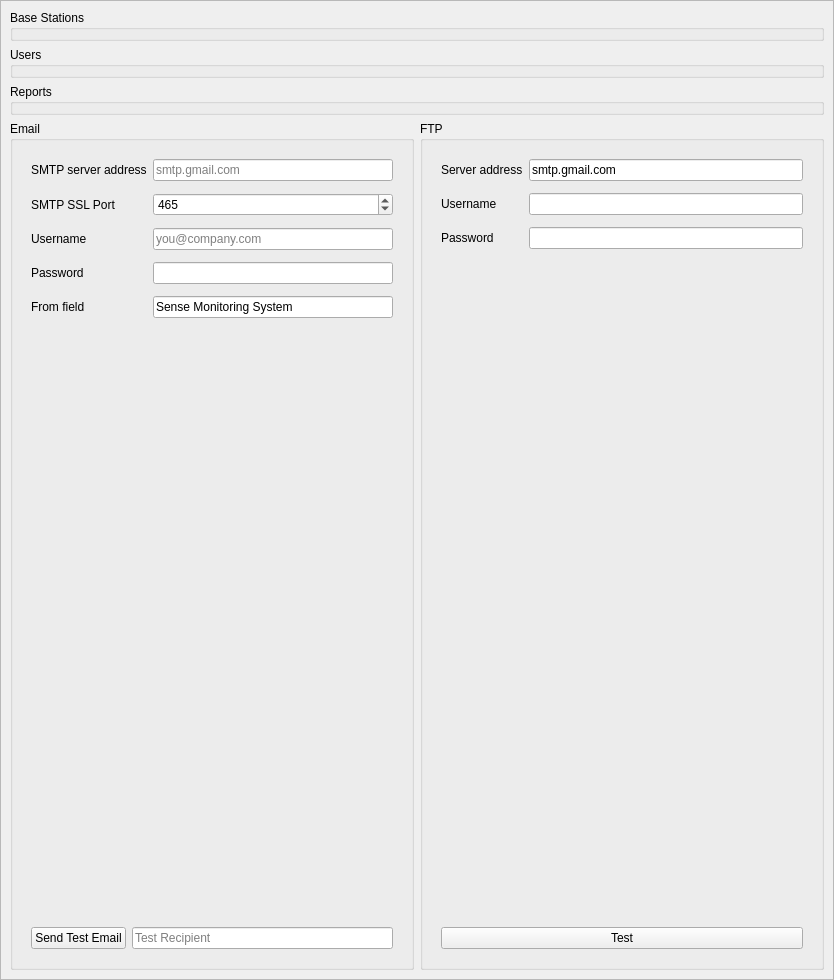
First picture: the form in manager/src/SettingsWidget.ui, repository porkmarks/sense, before the edit.
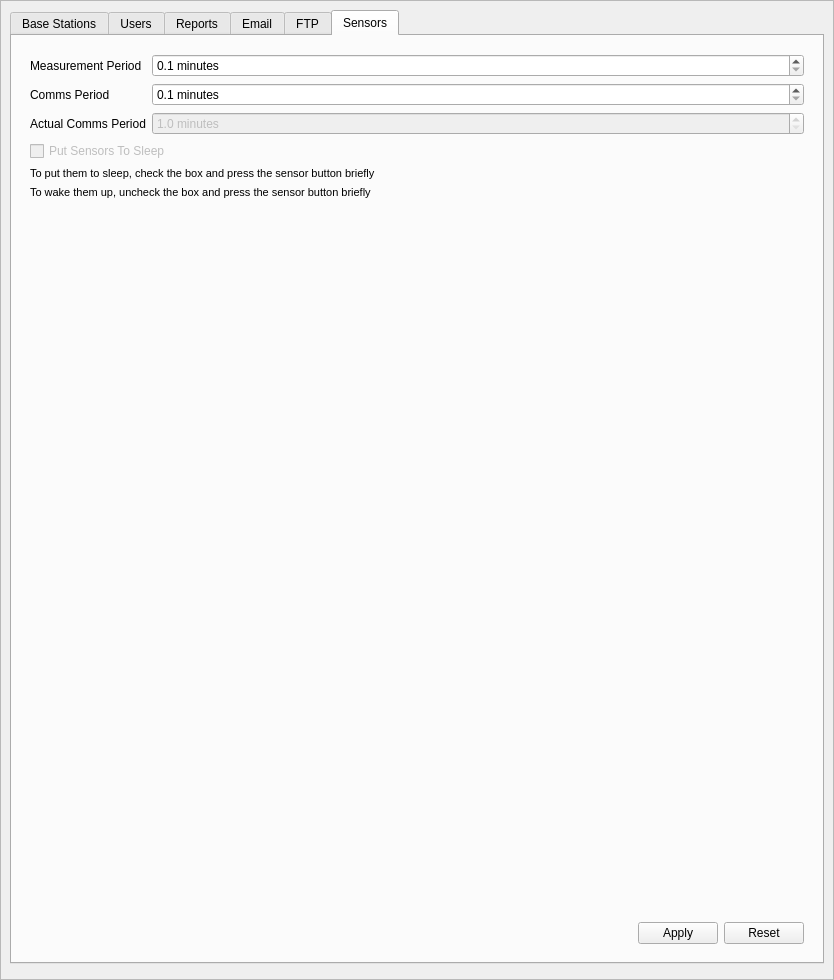
Second picture: the form after the edit. The open tabs and pages were chosen to show the change. Custom widgets are drawn as their Qt base class.

Diff of the .ui file:
```diff
--- a/manager/src/SettingsWidget.ui
+++ b/manager/src/SettingsWidget.ui
@@ -43,124 +43,47 @@
         <height>978</height>
        </rect>
       </property>
-      <layout class="QVBoxLayout" name="verticalLayout_2">
+      <layout class="QVBoxLayout" name="verticalLayout_2" stretch="0,0">
        <item>
-        <widget class="QGroupBox" name="baseStationsGroup">
-         <property name="title">
+        <widget class="QTabWidget" name="tabWidget">
+         <property name="currentIndex">
+          <number>0</number>
+         </property>
+         <widget class="QWidget" name="baseStationsTab">
+          <attribute name="title">
           <string>Base Stations</string>
-         </property>
+          </attribute>
          <layout class="QVBoxLayout" name="verticalLayout_3">
-          <property name="spacing">
-           <number>0</number>
-          </property>
-          <property name="leftMargin">
-           <number>0</number>
-          </property>
-          <property name="topMargin">
-           <number>0</number>
-          </property>
-          <property name="rightMargin">
-           <number>0</number>
-          </property>
-          <property name="bottomMargin">
-           <number>0</number>
-          </property>
           <item>
            <widget class="BaseStationsWidget" name="baseStationsWidget" native="true"/>
           </item>
          </layout>
         </widget>
-       </item>
-       <item>
-        <widget class="QGroupBox" name="usersGroup">
-         <property name="title">
+         <widget class="QWidget" name="usersTab">
+          <attribute name="title">
           <string>Users</string>
-         </property>
-         <layout class="QVBoxLayout" name="verticalLayout_7">
-          <property name="spacing">
-           <number>0</number>
-          </property>
-          <property name="leftMargin">
-           <number>0</number>
-          </property>
-          <property name="topMargin">
-           <number>0</number>
-          </property>
-          <property name="rightMargin">
-           <number>0</number>
-          </property>
-          <property name="bottomMargin">
-           <number>0</number>
-          </property>
+          </attribute>
+          <layout class="QVBoxLayout" name="verticalLayout_6">
           <item>
            <widget class="UsersWidget" name="usersWidget" native="true"/>
           </item>
          </layout>
         </widget>
-       </item>
-       <item>
-        <widget class="QGroupBox" name="reportsGroup">
-         <property name="title">
+         <widget class="QWidget" name="reportsTab">
+          <attribute name="title">
           <string>Reports</string>
-         </property>
-         <layout class="QVBoxLayout" name="verticalLayout_6">
-          <property name="spacing">
-           <number>0</number>
-          </property>
-          <property name="leftMargin">
-           <number>0</number>
-          </property>
-          <property name="topMargin">
-           <number>0</number>
-          </property>
-          <property name="rightMargin">
-           <number>0</number>
-          </property>
-          <property name="bottomMargin">
-           <number>0</number>
-          </property>
+          </attribute>
+          <layout class="QVBoxLayout" name="verticalLayout_4">
           <item>
            <widget class="ReportsWidget" name="reportsWidget" native="true"/>
           </item>
          </layout>
         </widget>
-       </item>
-       <item>
-        <widget class="QWidget" name="widget_3" native="true">
-         <layout class="QHBoxLayout" name="horizontalLayout_2">
-          <property name="leftMargin">
-           <number>0</number>
-          </property>
-          <property name="topMargin">
-           <number>0</number>
-          </property>
-          <property name="rightMargin">
-           <number>0</number>
-          </property>
-          <property name="bottomMargin">
-           <number>0</number>
-          </property>
-          <item>
-           <widget class="QGroupBox" name="emailGroup">
-            <property name="title">
+         <widget class="QWidget" name="emailTab">
+          <attribute name="title">
              <string>Email</string>
-            </property>
-            <layout class="QVBoxLayout" name="verticalLayout_4">
-             <property name="spacing">
-              <number>0</number>
-             </property>
-             <property name="leftMargin">
-              <number>0</number>
-             </property>
-             <property name="topMargin">
-              <number>0</number>
-             </property>
-             <property name="rightMargin">
-              <number>0</number>
-             </property>
-             <property name="bottomMargin">
-              <number>0</number>
-             </property>
+          </attribute>
+          <layout class="QVBoxLayout" name="verticalLayout_7">
              <item>
               <widget class="QWidget" name="emailWidget" native="true">
                <layout class="QVBoxLayout" name="verticalLayout_8">
@@ -168,7 +91,7 @@
                  <widget class="QWidget" name="widget" native="true">
                   <layout class="QFormLayout" name="formLayout">
                    <property name="verticalSpacing">
-                    <number>12</number>
+                  <number>6</number>
                    </property>
                    <item row="2" column="0">
                     <widget class="QLabel" name="label">
@@ -178,7 +101,7 @@
                     </widget>
                    </item>
                    <item row="2" column="1">
-                    <widget class="QLineEdit" name="host">
+                  <widget class="QLineEdit" name="emailHost">
                      <property name="text">
                       <string/>
                      </property>
@@ -195,7 +118,7 @@
                     </widget>
                    </item>
                    <item row="3" column="1">
-                    <widget class="QSpinBox" name="port">
+                  <widget class="QSpinBox" name="emailPort">
                      <property name="maximum">
                       <number>65535</number>
                      </property>
@@ -212,7 +135,7 @@
                     </widget>
                    </item>
                    <item row="5" column="1">
-                    <widget class="QLineEdit" name="username">
+                  <widget class="QLineEdit" name="emailUsername">
                      <property name="placeholderText">
                       <string>you@company.com</string>
                      </property>
@@ -226,7 +149,7 @@
                     </widget>
                    </item>
                    <item row="6" column="1">
-                    <widget class="QLineEdit" name="password">
+                  <widget class="QLineEdit" name="emailPassword">
                      <property name="echoMode">
                       <enum>QLineEdit::PasswordEchoOnEdit</enum>
                      </property>
@@ -240,17 +163,34 @@
                     </widget>
                    </item>
                    <item row="7" column="1">
-                    <widget class="QLineEdit" name="from">
+                  <widget class="QLineEdit" name="emailFrom">
                      <property name="text">
                       <string>Sense Monitoring System</string>
                      </property>
                     </widget>
                    </item>
+                 <item row="8" column="0">
+                  <widget class="QLabel" name="label_4">
+                   <property name="text">
+                    <string>Recipient</string>
+                   </property>
+                  </widget>
+                 </item>
+                 <item row="8" column="1">
+                  <widget class="QLineEdit" name="emailRecipient">
+                   <property name="placeholderText">
+                    <string>recipient@company.com</string>
+                   </property>
+                  </widget>
+                 </item>
+                </layout>
+               </widget>
+              </item>
                   </layout>
                  </widget>
                 </item>
                 <item>
-                 <spacer name="verticalSpacer_2">
+            <spacer name="verticalSpacer_3">
                   <property name="orientation">
                    <enum>Qt::Vertical</enum>
                   </property>
@@ -264,22 +204,39 @@
                 </item>
                 <item>
                  <widget class="QWidget" name="widget_4" native="true">
-                  <layout class="QFormLayout" name="formLayout_3">
-                   <item row="0" column="0">
-                    <widget class="QPushButton" name="sendTestEmail">
+             <layout class="QHBoxLayout" name="horizontalLayout_4">
+              <item>
+               <spacer name="horizontalSpacer_3">
+                <property name="orientation">
+                 <enum>Qt::Horizontal</enum>
+                </property>
+                <property name="sizeHint" stdset="0">
+                 <size>
+                  <width>40</width>
+                  <height>20</height>
+                 </size>
+                </property>
+               </spacer>
+              </item>
+              <item>
+               <widget class="QPushButton" name="emailTest">
                      <property name="text">
-                      <string>Send Test Email</string>
+                 <string>Test</string>
                      </property>
                     </widget>
                    </item>
-                   <item row="0" column="1">
-                    <widget class="QLineEdit" name="testEmailTo">
-                     <property name="placeholderText">
-                      <string>Test Recipient</string>
+              <item>
+               <widget class="QPushButton" name="emailApply">
+                <property name="text">
+                 <string>Apply</string>
                      </property>
                     </widget>
                    </item>
-                  </layout>
+              <item>
+               <widget class="QPushButton" name="emailReset">
+                <property name="text">
+                 <string>Reset</string>
+                </property>
                  </widget>
                 </item>
                </layout>
@@ -287,36 +244,16 @@
              </item>
             </layout>
            </widget>
-          </item>
-          <item>
-           <widget class="QGroupBox" name="ftpGroup">
-            <property name="title">
+         <widget class="QWidget" name="ftpTab">
+          <attribute name="title">
              <string>FTP</string>
-            </property>
-            <layout class="QVBoxLayout" name="verticalLayout_5">
-             <property name="spacing">
-              <number>0</number>
-             </property>
-             <property name="leftMargin">
-              <number>0</number>
-             </property>
-             <property name="topMargin">
-              <number>0</number>
-             </property>
-             <property name="rightMargin">
-              <number>0</number>
-             </property>
-             <property name="bottomMargin">
-              <number>0</number>
-             </property>
-             <item>
-              <widget class="QWidget" name="ftpWidget" native="true">
-               <layout class="QVBoxLayout" name="verticalLayout_9">
+          </attribute>
+          <layout class="QVBoxLayout" name="verticalLayout_11">
                 <item>
                  <widget class="QWidget" name="widget_2" native="true">
                   <layout class="QFormLayout" name="formLayout_2">
                    <property name="verticalSpacing">
-                    <number>12</number>
+               <number>6</number>
                    </property>
                    <item row="2" column="0">
                     <widget class="QLabel" name="label_11">
@@ -326,7 +263,7 @@
                     </widget>
                    </item>
                    <item row="2" column="1">
-                    <widget class="QLineEdit" name="host_2">
+               <widget class="QLineEdit" name="ftpHost">
                      <property name="text">
                       <string>smtp.gmail.com</string>
                      </property>
@@ -340,7 +277,7 @@
                     </widget>
                    </item>
                    <item row="4" column="1">
-                    <widget class="QLineEdit" name="username_2"/>
+               <widget class="QLineEdit" name="ftpUsername"/>
                    </item>
                    <item row="5" column="0">
                     <widget class="QLabel" name="label_13">
@@ -350,17 +287,50 @@
                     </widget>
                    </item>
                    <item row="5" column="1">
-                    <widget class="QLineEdit" name="password_2">
+               <widget class="QLineEdit" name="ftpPassword">
                      <property name="echoMode">
                       <enum>QLineEdit::PasswordEchoOnEdit</enum>
                      </property>
                     </widget>
                    </item>
+              <item row="6" column="0">
+               <widget class="QLabel" name="label_10">
+                <property name="text">
+                 <string>Folder</string>
+                </property>
+               </widget>
+              </item>
+              <item row="6" column="1">
+               <widget class="QLineEdit" name="ftpFolder"/>
+              </item>
+              <item row="7" column="0">
+               <widget class="QCheckBox" name="ftpUploadBackups">
+                <property name="text">
+                 <string>Upload Backups Every</string>
+                </property>
+               </widget>
+              </item>
+              <item row="7" column="1">
+               <widget class="QSpinBox" name="spinBox">
+                <property name="enabled">
+                 <bool>false</bool>
+                </property>
+                <property name="suffix">
+                 <string> day(s)</string>
+                </property>
+                <property name="minimum">
+                 <number>1</number>
+                </property>
+                <property name="maximum">
+                 <number>99999</number>
+                </property>
+               </widget>
+              </item>
                   </layout>
                  </widget>
                 </item>
                 <item>
-                 <spacer name="verticalSpacer">
+            <spacer name="verticalSpacer_2">
                   <property name="orientation">
                    <enum>Qt::Vertical</enum>
                   </property>
@@ -374,23 +344,215 @@
                 </item>
                 <item>
                  <widget class="QWidget" name="widget_5" native="true">
-                  <layout class="QFormLayout" name="formLayout_4">
-                   <item row="0" column="0" colspan="2">
-                    <widget class="QPushButton" name="pushButton">
+             <layout class="QHBoxLayout" name="horizontalLayout_3">
+              <item>
+               <spacer name="horizontalSpacer_2">
+                <property name="orientation">
+                 <enum>Qt::Horizontal</enum>
+                </property>
+                <property name="sizeHint" stdset="0">
+                 <size>
+                  <width>40</width>
+                  <height>20</height>
+                 </size>
+                </property>
+               </spacer>
+              </item>
+              <item>
+               <widget class="QPushButton" name="ftpApply">
                      <property name="text">
-                      <string>Test</string>
+                 <string>Apply</string>
                      </property>
                     </widget>
                    </item>
+              <item>
+               <widget class="QPushButton" name="ftpReset">
+                <property name="text">
+                 <string>Reset</string>
+                </property>
+               </widget>
+              </item>
                   </layout>
                  </widget>
                 </item>
                </layout>
               </widget>
-             </item>
+         <widget class="QWidget" name="sensorsTab">
+          <attribute name="title">
+           <string>Sensors</string>
+          </attribute>
+          <layout class="QVBoxLayout" name="verticalLayout_12">
+           <item>
+            <widget class="QWidget" name="widget_6" native="true">
+             <layout class="QFormLayout" name="formLayout_5">
+              <property name="verticalSpacing">
+               <number>6</number>
+              </property>
+              <item row="2" column="0">
+               <widget class="QLabel" name="label_6">
+                <property name="text">
+                 <string>Measurement Period</string>
+                </property>
+               </widget>
+              </item>
+              <item row="2" column="1">
+               <widget class="QDoubleSpinBox" name="sensorsMeasurementPeriod">
+                <property name="suffix">
+                 <string> minutes</string>
+                </property>
+                <property name="decimals">
+                 <number>1</number>
+                </property>
+                <property name="minimum">
+                 <double>0.100000000000000</double>
+                </property>
+               </widget>
+              </item>
+              <item row="3" column="0">
+               <widget class="QLabel" name="label_7">
+                <property name="text">
+                 <string>Comms Period</string>
+                </property>
+               </widget>
+              </item>
+              <item row="3" column="1">
+               <widget class="QDoubleSpinBox" name="sensorsCommsPeriod">
+                <property name="suffix">
+                 <string> minutes</string>
+                </property>
+                <property name="decimals">
+                 <number>1</number>
+                </property>
+                <property name="minimum">
+                 <double>0.100000000000000</double>
+                </property>
+               </widget>
+              </item>
+              <item row="4" column="0">
+               <widget class="QLabel" name="label_9">
+                <property name="text">
+                 <string>Actual Comms Period</string>
+                </property>
+               </widget>
+              </item>
+              <item row="4" column="1">
+               <widget class="QDoubleSpinBox" name="sensorsComputedCommsPeriod">
+                <property name="enabled">
+                 <bool>false</bool>
+                </property>
+                <property name="suffix">
+                 <string> minutes</string>
+                </property>
+                <property name="decimals">
+                 <number>1</number>
+                </property>
+                <property name="minimum">
+                 <double>1.000000000000000</double>
+                </property>
+               </widget>
+              </item>
+              <item row="5" column="0" colspan="2">
+               <widget class="QCheckBox" name="sensorsSleeping">
+                <property name="enabled">
+                 <bool>false</bool>
+                </property>
+                <property name="text">
+                 <string>Put Sensors To Sleep</string>
+                </property>
+               </widget>
+              </item>
+              <item row="6" column="0" colspan="2">
+               <widget class="QLabel" name="label_16">
+                <property name="font">
+                 <font>
+                  <pointsize>8</pointsize>
+                 </font>
+                </property>
+                <property name="text">
+                 <string>To put them to sleep, check the box and press the sensor button briefly</string>
+                </property>
+               </widget>
+              </item>
+              <item row="7" column="0" colspan="2">
+               <widget class="QLabel" name="label_17">
+                <property name="font">
+                 <font>
+                  <pointsize>8</pointsize>
+                 </font>
+                </property>
+                <property name="text">
+                 <string>To wake them up, uncheck the box and press the sensor button briefly</string>
+                </property>
+               </widget>
+              </item>
             </layout>
            </widget>
           </item>
+           <item>
+            <spacer name="verticalSpacer">
+             <property name="orientation">
+              <enum>Qt::Vertical</enum>
+             </property>
+             <property name="sizeHint" stdset="0">
+              <size>
+               <width>20</width>
+               <height>40</height>
+              </size>
+             </property>
+            </spacer>
+           </item>
+           <item>
+            <widget class="QWidget" name="widget_7" native="true">
+             <layout class="QHBoxLayout" name="horizontalLayout">
+              <item>
+               <spacer name="horizontalSpacer">
+                <property name="orientation">
+                 <enum>Qt::Horizontal</enum>
+                </property>
+                <property name="sizeHint" stdset="0">
+                 <size>
+                  <width>40</width>
+                  <height>20</height>
+                 </size>
+                </property>
+               </spacer>
+              </item>
+              <item>
+               <widget class="QPushButton" name="sensorsApply">
+                <property name="text">
+                 <string>Apply</string>
+                </property>
+               </widget>
+              </item>
+              <item>
+               <widget class="QPushButton" name="sensorsReset">
+                <property name="text">
+                 <string>Reset</string>
+                </property>
+               </widget>
+              </item>
+             </layout>
+            </widget>
+           </item>
+          </layout>
+         </widget>
+        </widget>
+       </item>
+       <item>
+        <widget class="QWidget" name="widget_3" native="true">
+         <layout class="QHBoxLayout" name="horizontalLayout_2">
+          <property name="leftMargin">
+           <number>0</number>
+          </property>
+          <property name="topMargin">
+           <number>0</number>
+          </property>
+          <property name="rightMargin">
+           <number>0</number>
+          </property>
+          <property name="bottomMargin">
+           <number>0</number>
+          </property>
          </layout>
         </widget>
        </item>
```
Left out of the diff: 46 changed lines with no effect on the pictures. Lines whose indentation alone changed are shown as unchanged.
